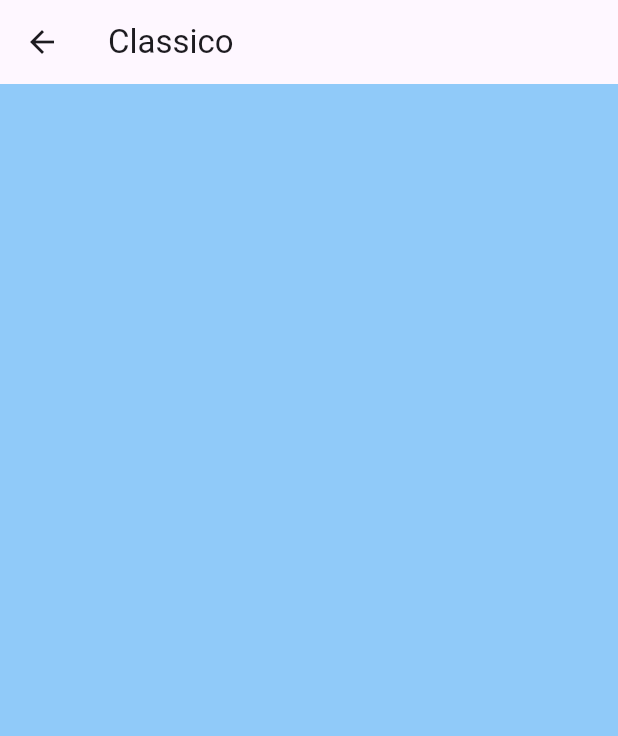
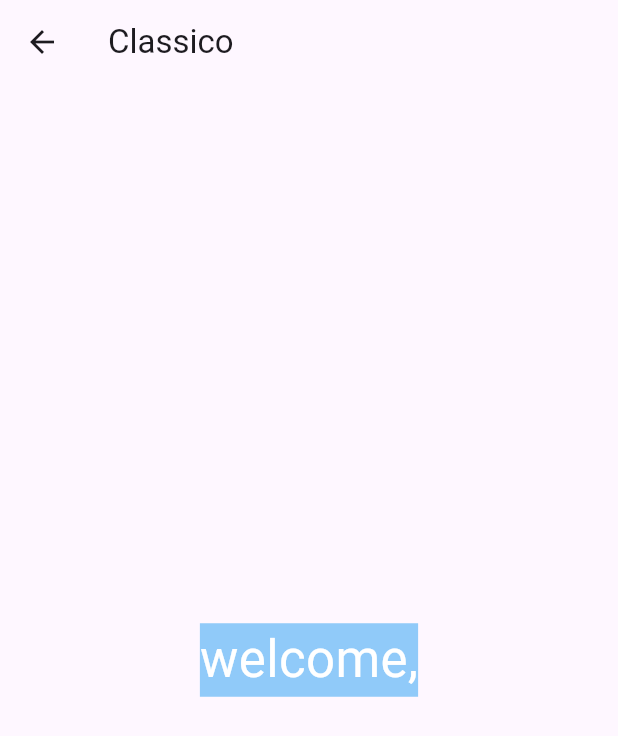
Before and after one commit to sWaMithink/splash-screen, a Flutter app: the screen it shows after launch, after a tap on "Next", on a phone screen of 412 x 824 dp. Shown: the top 736 px of the screen. Run offline on Flutter 3.47's test engine with Material 3 defaults, Android fonts, the phone set to English and light mode, and no system bars.

Commit message:
passing data from one screen to another

```diff
--- a/lib/IntroPage.dart
+++ b/lib/IntroPage.dart
@@ -3,6 +3,7 @@ import 'package:flutter/material.dart';
 import 'package:splash_screen_app/main.dart';
 
 class IntroPage extends StatelessWidget{
+  var nameController = TextEditingController();
   @override
   Widget build(BuildContext context) {
     return Scaffold(
@@ -10,6 +11,8 @@ class IntroPage extends StatelessWidget{
         title: Text ('Intro'),
       ),
       body: Center(
+        child: Container(
+          width: 300,
           child: Column(
             mainAxisAlignment: MainAxisAlignment.center,
             crossAxisAlignment: CrossAxisAlignment.center,
@@ -19,12 +22,19 @@ class IntroPage extends StatelessWidget{
                 fontWeight: FontWeight.normal,
               ),),
               SizedBox(height: 11,),
+              TextField(
+                controller: nameController,
+              ),
               ElevatedButton(onPressed:(){
-              Navigator.push(context, MaterialPageRoute(builder: (context)=> MyHomePage(),)
+                Navigator.push(
+                    context,
+                    MaterialPageRoute(
+                      builder: (context)=> MyHomePage(nameController.text.toString()),)
                 );
               },
                   child: Text('Next'))
             ],
+          ),
         ),
       ),
 
--- a/lib/main.dart
+++ b/lib/main.dart
@@ -16,14 +16,19 @@ class App extends StatelessWidget{
 
 }
 class MyHomePage extends StatelessWidget{
+  var nameFromHome;
+  MyHomePage(this.nameFromHome);
   @override
   Widget build(BuildContext context) {
     return Scaffold(
         appBar: AppBar(
           title: Text('Classico'),
         ),
-        body:Container(
-          color: Colors.blue.shade200,
+        body:Center(
+          child: Container(
+            color: Colors.blue.shade200,
+            child: Text("welcome,$nameFromHome",style: TextStyle(fontSize: 34,color: Colors.white),),
+          ),
         )
 
     );
```
Lines whose indentation alone changed are shown as unchanged.
